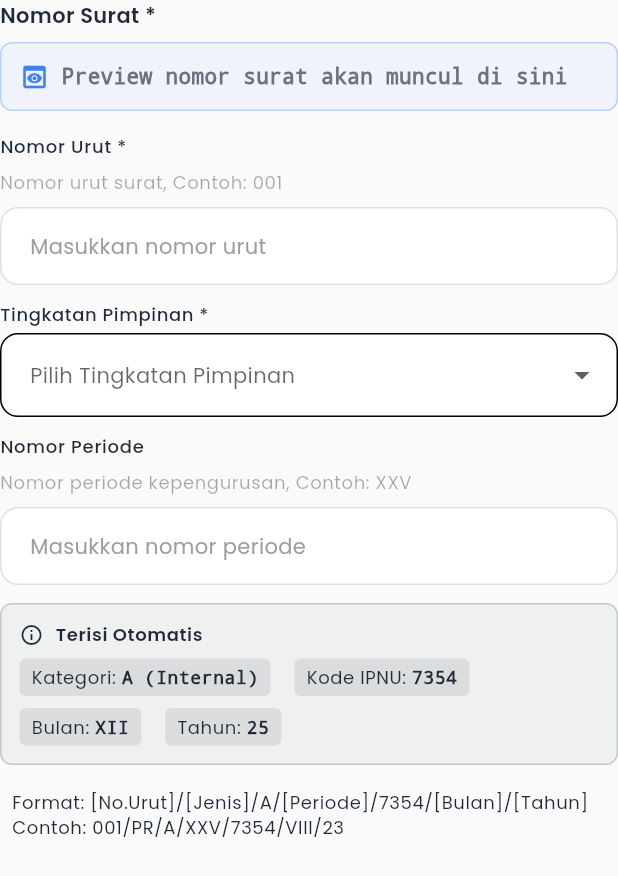
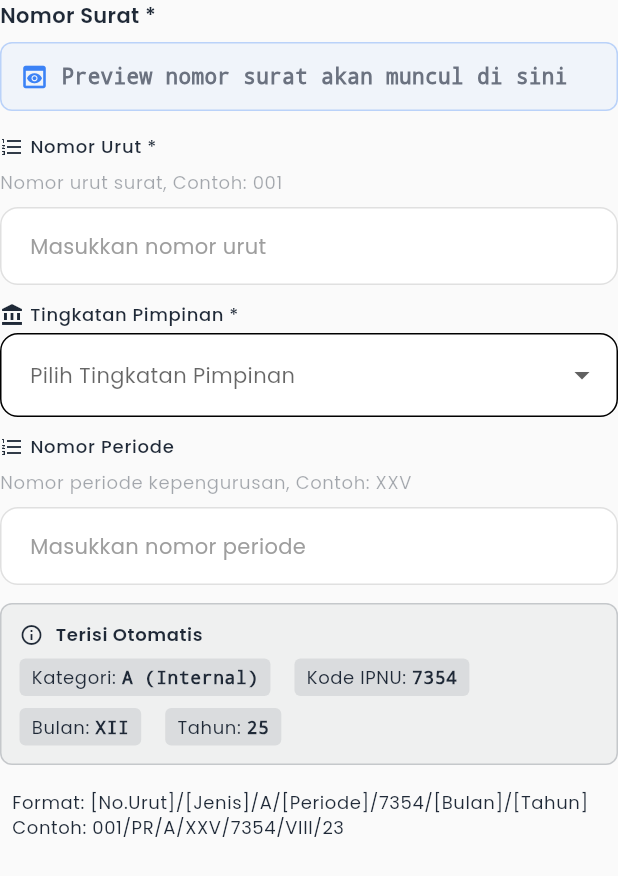
Before and after one commit to Ramadhan1710/gen-surat, a Flutter app: the NomorSuratFormWidget widget shown alone on an empty page, opened directly with empty values, on a phone screen of 412 x 824 dp. Shown: the top 876 px of the screen. Run offline on Flutter 3.47's test engine with Material 3 defaults, Android fonts, the phone set to English and light mode, and no system bars; our stand-ins replace dio, flutter_local_notifications, get, google_fonts, hive, hive_flutter and 4 more; missing offline and left inert: flutter_inappwebview; accounts and stored records are empty.

Commit message:
feat: add icons to form fields for improved user experience

```diff
--- a/lib/presentation/pages/surat/ipnu/permohonan_pengesahan/widgets/nomor_surat_form_widget.dart
+++ b/lib/presentation/pages/surat/ipnu/permohonan_pengesahan/widgets/nomor_surat_form_widget.dart
@@ -175,6 +175,7 @@ class _NomorSuratFormWidgetState extends State<NomorSuratFormWidget> {
           label: 'Nomor Urut *',
           hint: 'Masukkan nomor urut',
           keyboardType: TextInputType.number,
+          icon: Icons.format_list_numbered,
           textInputAction: TextInputAction.next,
           inputFormatters: [
             FilteringTextInputFormatter.digitsOnly,
@@ -190,7 +191,7 @@ class _NomorSuratFormWidgetState extends State<NomorSuratFormWidget> {
           items: const ['PR', 'PK'],
           itemLabels: const {'PR': 'PR (Ranting)', 'PK': 'PK (Komisariat)'},
           validator: UiFieldValidators.required('Tingkatan pimpinan'),
-
+          icon: Icons.account_balance,
         ),
         const SizedBox(height: 12),
         CustomTextField(
@@ -198,6 +199,7 @@ class _NomorSuratFormWidgetState extends State<NomorSuratFormWidget> {
           label: 'Nomor Periode',
           helpText: 'Nomor periode kepengurusan, Contoh: XXV',
           hint: 'Masukkan nomor periode',
+          icon: Icons.format_list_numbered,
           validator: UiFieldValidators.required('Nomor periode'),
           textCapitalization: TextCapitalization.characters,
           textInputAction: TextInputAction.done,
@@ -273,13 +275,22 @@ class _NomorSuratFormWidgetState extends State<NomorSuratFormWidget> {
     required List<String> items,
     required Map<String, String> itemLabels,
     required String? Function(String?)? validator,
+    IconData? icon,
   }) {
     return Column(
       crossAxisAlignment: CrossAxisAlignment.start,
       children: [
-        Text(
-          label,
-          style: AppTextStyles.bodySmall.copyWith(fontWeight: FontWeight.w500),
+        Row(
+          children: [
+            if (icon != null) ...[
+              Icon(icon, size: 16, color: Theme.of(context).colorScheme.onSurface),
+              const SizedBox(width: 4),
+            ],
+            Text(
+              label,
+              style: AppTextStyles.bodySmall.copyWith(fontWeight: FontWeight.w500),
+            ),
+          ],
         ),
         const SizedBox(height: 4),
         DropdownButtonFormField<String>(
--- a/lib/presentation/pages/surat/ipnu/permohonan_pengesahan/widgets/step_lembaga_section.dart
+++ b/lib/presentation/pages/surat/ipnu/permohonan_pengesahan/widgets/step_lembaga_section.dart
@@ -54,6 +54,7 @@ class StepLembagaSection extends StatelessWidget {
           label: 'Nomor Telepon *',
           helpText: 'Contoh: 081234567890',
           hint: 'Masukkan nomor telepon',
+          icon: Icons.phone,
           keyboardType: TextInputType.phone,
           validator: UiFieldValidators.required('Nomor telepon'),
         ),
@@ -64,7 +65,9 @@ class StepLembagaSection extends StatelessWidget {
           label: 'Email *',
           helpText: 'Contoh: email@ipnu.or.id',
           hint: 'Masukkan email pimpinan',
+          icon: Icons.email,
           keyboardType: TextInputType.emailAddress,
+          textCapitalization: TextCapitalization.none,
           validator: UiFieldValidators.email('Email'),
         ),
         const SizedBox(height: AppDimensions.spaceM),
@@ -75,6 +78,8 @@ class StepLembagaSection extends StatelessWidget {
           helpText: 'Contoh: Jl. Raya No. 123, Desa Ngepeh',
           hint: 'Masukkan alamat lengkap pimpinan',
           maxLines: 3,
+          icon: Icons.home,
+          textCapitalization: TextCapitalization.words,
           validator: UiFieldValidators.required('Alamat lembaga'),
         ),
         const SizedBox(height: AppDimensions.spaceXXL),
--- a/lib/presentation/pages/surat/ipnu/permohonan_pengesahan/widgets/step_surat_section.dart
+++ b/lib/presentation/pages/surat/ipnu/permohonan_pengesahan/widgets/step_surat_section.dart
@@ -53,6 +53,7 @@ class StepSuratSection extends StatelessWidget {
           textInputAction: TextInputAction.next,
           textCapitalization: TextCapitalization.words,
           hint: 'Masukkan tanggal hijriah',
+          icon: Icons.calendar_today,
           validator: UiFieldValidators.required('Tanggal hijriah'),
         ),
         const SizedBox(height: AppDimensions.spaceM),
--- a/lib/presentation/widgets/date_picker_field.dart
+++ b/lib/presentation/widgets/date_picker_field.dart
@@ -29,6 +29,7 @@ class DatePickerField extends StatelessWidget {
       label: label,
       helpText: helpText,
       hint: hint,
+      icon: Icons.date_range,
       textCapitalization: TextCapitalization.words,
       textInputAction: textInputAction,
       focusNode: focusNode,
```
Also changed, not shown: lib/presentation/pages/surat/ipnu/permohonan_pengesahan/widgets/step_kepengurusan_section.dart (+7 -1 lines).
